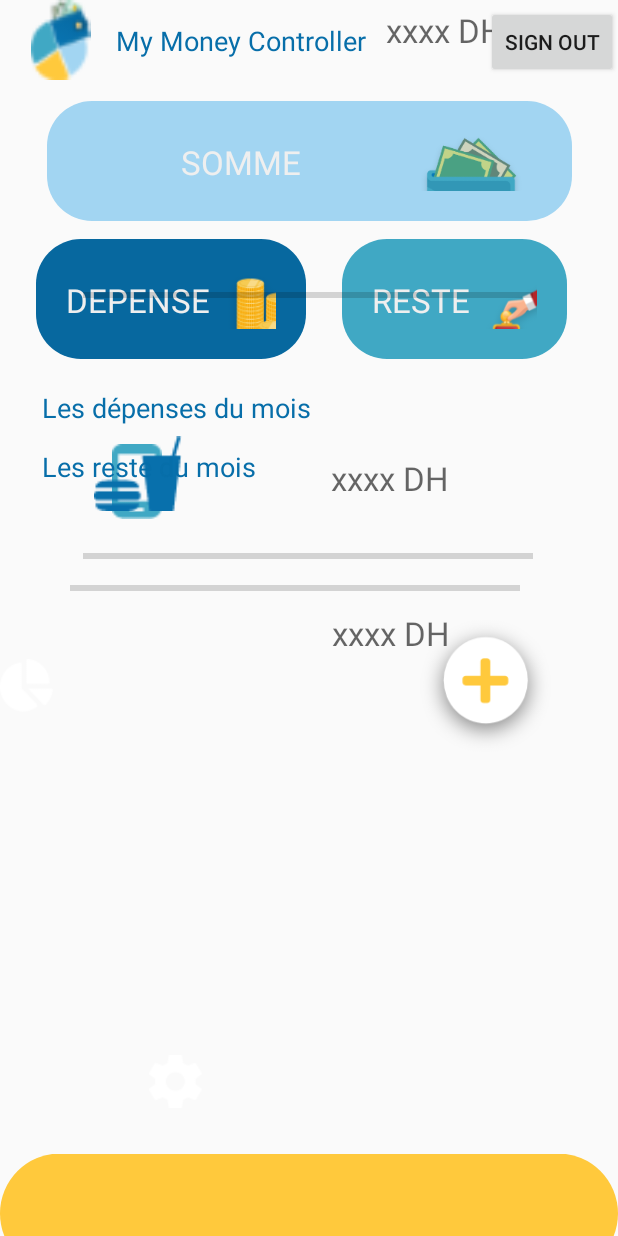
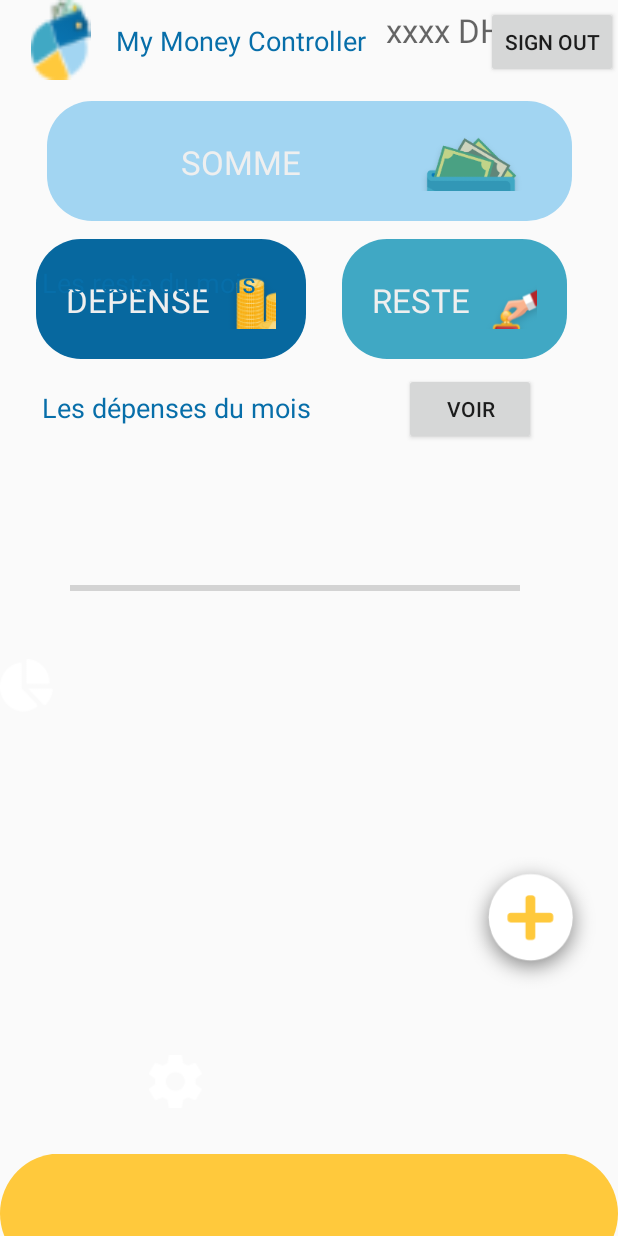
Before and after one commit to Kaoutar-Ahannuk/MiniProjet, an Android app: the S_enregistrerActivity2 screen opened directly, with no data from a screen before it, after a tap on an icon or button, on a phone screen of 412 x 824 dp. Run offline under Robolectric (Android 15) with nearby library versions, the phone set to English and light mode, and no system bars; our stand-ins replace Firebase (no records; nobody signed in at launch, a user with empty details on screens opened directly); 1 statement that could not run was skipped.

Commit message:
FireStore

```diff
--- a/app/src/main/java/com/example/mini_projet/PageActivity.java
+++ b/app/src/main/java/com/example/mini_projet/PageActivity.java
@@ -1,18 +1,31 @@
 package com.example.mini_projet;
 
+import androidx.annotation.NonNull;
 import androidx.appcompat.app.AppCompatActivity;
+import androidx.recyclerview.widget.LinearLayoutManager;
+import androidx.recyclerview.widget.RecyclerView;
 
 import android.content.Intent;
 import android.os.Bundle;
+import android.view.LayoutInflater;
 import android.view.View;
+import android.view.ViewGroup;
 import android.widget.Button;
 import android.widget.EditText;
+import android.widget.TextView;
 
+import com.firebase.ui.firestore.FirestoreRecyclerAdapter;
+import com.firebase.ui.firestore.FirestoreRecyclerOptions;
 import com.google.firebase.auth.FirebaseAuth;
+import com.google.firebase.firestore.FirebaseFirestore;
+import com.google.firebase.firestore.Query;
 
 public class PageActivity extends AppCompatActivity {
-    EditText somme1, reste1, depense1;
-    Button voirPlus, ajout,btn_out;
+    private EditText somme1, reste1, depense1;
+    private Button voirPlus, ajout,btn_out,buttonVoir;
+    private RecyclerView mStoreList;
+    private FirebaseFirestore fStore;
+    FirestoreRecyclerAdapter adapter;
 
     @Override
     protected void onCreate(Bundle savedInstanceState) {
@@ -24,11 +37,41 @@ public class PageActivity extends AppCompatActivity {
         voirPlus=findViewById(R.id.voirPlus);
         ajout=findViewById(R.id.ajout);
         btn_out=findViewById(R.id.out);
+        buttonVoir=findViewById(R.id.buttonVoir);
+        mStoreList=findViewById(R.id.fireStoreList);
 
-        /*somme1.setText(getIntent().getStringExtra("sommeRessources"));
-        depense1.setText(getIntent().getStringExtra("sommeDepenses"));
-        reste1.setText((Integer.parseInt(somme1.getText().toString())-(Integer.parseInt(depense1.getText().toString()))));
-          */
+        fStore = FirebaseFirestore.getInstance();
+        buttonVoir.setOnClickListener(new View.OnClickListener() {
+            @Override
+            public void onClick(View view) {
+                //Query
+                Query query=fStore.collection("users");
+                //Recycler Options
+                FirestoreRecyclerOptions<Model> options=new FirestoreRecyclerOptions.Builder<Model>()
+                        .setQuery(query,Model.class)
+                        .build();
+                adapter= new FirestoreRecyclerAdapter<Model, MViewHolder>(options) {
+                    @NonNull
+                    @Override
+                    public MViewHolder onCreateViewHolder(@NonNull ViewGroup parent, int viewType) {
+                        View view= LayoutInflater.from(parent.getContext()).inflate(R.layout.listitem,parent,false);
+                        return new MViewHolder(view);
+                    }
+
+                    @Override
+                    protected void onBindViewHolder(@NonNull MViewHolder holder, int position, @NonNull Model model) {
+                        //for(int i=0; i<7; i++) {
+                            holder.t1.setText(model.getListDepenses().get(0));
+                            holder.e1.setText(model.getListDepensesValues().get(0));
+                        //}
+                    }
+                };
+                mStoreList.setHasFixedSize(true);
+                mStoreList.setLayoutManager(new LinearLayoutManager(PageActivity.this));
+                mStoreList.setAdapter(adapter);
+            }
+        });
+
 
         btn_out.setOnClickListener(new View.OnClickListener() {
             @Override
@@ -39,4 +82,27 @@ public class PageActivity extends AppCompatActivity {
             }
         });
     }
+
+    private class MViewHolder extends RecyclerView.ViewHolder {
+        private TextView t1;
+        private EditText e1;
+        public MViewHolder(@NonNull View itemView) {
+            super(itemView);
+
+            t1=itemView.findViewById(R.id.t1);
+            e1=itemView.findViewById(R.id.e1);
+        }
+    }
+
+    @Override
+    protected void onStart() {
+        super.onStart();
+        adapter.startListening();
+    }
+
+    @Override
+    protected void onStop() {
+        super.onStop();
+        adapter.stopListening();
+    }
 }
--- a/app/src/main/java/com/example/mini_projet/S_enregistrerActivity2.java
+++ b/app/src/main/java/com/example/mini_projet/S_enregistrerActivity2.java
@@ -82,10 +82,12 @@ public class S_enregistrerActivity2 extends AppCompatActivity {
         userID = fAuth.getCurrentUser().getUid();
         final DocumentReference documentReference = fStore.collection("users").document(userID);
         final Map<String,Object> user = new HashMap<>();
-        final Map<String, String> cheked = new HashMap<>();
+        //final Map<String, String> cheked = new HashMap<>();
 
         final String[] listChecked = new String[3];
-        final String[] listCheckedValues = new String[3];
+        final Integer[] listCheckedValues = new Integer[3];
+        final String[] listCheckedD = new String[7];
+        final Integer[] listCheckedDValues = new Integer[7];
 
         buttonSomme.setOnClickListener(new View.OnClickListener() {
             @Override
@@ -95,20 +97,20 @@ public class S_enregistrerActivity2 extends AppCompatActivity {
                     int sal = Integer.parseInt(salaire.getText().toString());
                     sum += sal;
                     listChecked[0]= String.valueOf(checkSalaire.getText());
-                    listCheckedValues[0]= String.valueOf(salaire.getText());
+                    listCheckedValues[0]= sal;
 
                 }
                 if(checkBourse.isChecked()){
                     int bours = Integer.parseInt(bourse.getText().toString());
                     sum += bours;
                     listChecked[1]= String.valueOf(checkBourse.getText());
-                    listCheckedValues[1]= String.valueOf(bourse.getText());
+                    listCheckedValues[1]= bours;
                 }
                 if(checkAutres.isChecked()){
                     int autre = Integer.parseInt(autres.getText().toString());
                     sum += autre;
                     listChecked[2]= String.valueOf(checkAutres.getText());
-                    listCheckedValues[2]= String.valueOf(autres.getText());
+                    listCheckedValues[2]= autre;
                 }
                 somme.setText(String.valueOf(sum));
                 /*for (int i=0; i<listChecked.length;i++){
@@ -123,30 +125,44 @@ public class S_enregistrerActivity2 extends AppCompatActivity {
                 if(checkTelephone.isChecked()){
                     int tel = Integer.parseInt(Telephone.getText().toString());
                     sum += tel;
+                    listCheckedD[0]= String.valueOf(checkTelephone.getText());
+                    listCheckedDValues[0]= tel;
                 }
                 if(checkFood.isChecked()){
                     int fod = Integer.parseInt(food.getText().toString());
                     sum += fod;
+                    listCheckedD[1]= String.valueOf(checkFood.getText());
+                    listCheckedDValues[1]= fod;
                 }
                 if(checkAutres2.isChecked()){
                     int autre = Integer.parseInt(autres2.getText().toString());
                     sum += autre;
+                    listCheckedD[2]= String.valueOf(checkAutres2.getText());
+                    listCheckedDValues[2]= autre;
                 }
                 if(checkMedicament.isChecked()){
                     int medic = Integer.parseInt(Medicament.getText().toString());
                     sum += medic;
+                    listCheckedD[3]= String.valueOf(checkMedicament.getText());
+                    listCheckedDValues[3]= medic;
                 }
                 if(checkSport.isChecked()){
                     int sp = Integer.parseInt(sport.getText().toString());
                     sum += sp;
+                    listCheckedD[4]= String.valueOf(checkSport.getText());
+                    listCheckedDValues[4]= sp;
                 }
                 if(checkEauElectr.isChecked()){
                     int eauE = Integer.parseInt(eauElect.getText().toString());
                     sum += eauE;
+                    listCheckedD[5]= String.valueOf(checkEauElectr.getText());
+                    listCheckedDValues[5]= eauE;
                 }
                 if(checkArgentDePoche.isChecked()){
                     int argent = Integer.parseInt(argentPoche.getText().toString());
                     sum += argent;
+                    listCheckedD[6]= String.valueOf(checkArgentDePoche.getText());
+                    listCheckedDValues[6]= argent;
                 }
                 somme2.setText(String.valueOf(sum));
             }
@@ -160,16 +176,19 @@ public class S_enregistrerActivity2 extends AppCompatActivity {
                 Intent x=getIntent();
                 String sumRess = somme.getText().toString();
                 String sumDepenses= somme2.getText().toString();
-                List<String> tags = Arrays.asList(listChecked);
-                List<String> tags2 = Arrays.asList(listCheckedValues);
-
+                List<String> ressources = Arrays.asList(listChecked);
+                List<Integer> ressources2 = Arrays.asList(listCheckedValues);
+                List<String> depenses = Arrays.asList(listCheckedD);
+                List<Integer> depenses2 = Arrays.asList(listCheckedDValues);
 
                 //user.put("Nom Complet",x.getStringExtra("Nom_Complet"));
                 user.put("email",x.getStringExtra("email"));
-                user.put("Somme Ressources",sumRess);
-                user.put("Somme Depenses",sumDepenses);
-                user.put("listChecked",tags);
-                user.put("listValues",tags2);
+                user.put("SommeRessources",sumRess);
+                user.put("SommeDepenses",sumDepenses);
+                user.put("listRessources",ressources);
+                user.put("listRessourcesValues",ressources2);
+                user.put("listDepenses",depenses);
+                user.put("listDepensesValues",depenses2);
 
                 documentReference.set(user).addOnSuccessListener(new OnSuccessListener<Void>() {
                     @Override
--- a/app/src/main/res/layout/activity_page.xml
+++ b/app/src/main/res/layout/activity_page.xml
@@ -178,9 +178,10 @@
         android:layout_width="100dp"
         android:layout_height="100dp"
         android:background="@drawable/group_29"
+        app:layout_constraintBottom_toBottomOf="parent"
         app:layout_constraintEnd_toEndOf="parent"
-        app:layout_constraintHorizontal_bias="0.862"
-        app:layout_constraintStart_toEndOf="@+id/imageButton3"
+        app:layout_constraintHorizontal_bias="0.974"
+        app:layout_constraintStart_toStartOf="parent"
         app:layout_constraintTop_toBottomOf="@+id/progressBar3"
         tools:ignore="MissingConstraints" />
 
@@ -235,99 +236,6 @@
         app:layout_constraintVertical_bias="0.777"
         tools:ignore="MissingConstraints" />
 
-    <ImageView
-        android:id="@+id/imageView3"
-        android:layout_width="80dp"
-        android:layout_height="50dp"
-        android:layout_marginTop="12dp"
-        android:layout_marginEnd="76dp"
-        android:layout_marginRight="76dp"
-        app:layout_constraintEnd_toEndOf="@id/textView15"
-        app:layout_constraintHorizontal_bias="1.0"
-        app:layout_constraintStart_toStartOf="parent"
-        app:layout_constraintTop_toBottomOf="@+id/textView15"
-        app:srcCompat="@drawable/icon_material_phone_android"
-        tools:ignore="MissingConstraints" />
-
-    <TextView
-        android:id="@+id/textView18"
-        android:layout_width="150dp"
-        android:layout_height="40dp"
-        android:gravity="center_horizontal|center_vertical"
-        android:hint="xxxx DH"
-        android:textAppearance="@style/TextAppearance.AppCompat.Large"
-        app:layout_constraintBottom_toTopOf="@+id/progressBar2"
-        app:layout_constraintEnd_toEndOf="parent"
-        app:layout_constraintHorizontal_bias="0.414"
-        app:layout_constraintStart_toEndOf="@+id/imageView3"
-        app:layout_constraintTop_toBottomOf="@+id/linearLayout3"
-        app:layout_constraintVertical_bias="0.772"
-        tools:ignore="MissingConstraints" />
-
-    <ProgressBar
-        android:id="@+id/progressBar2"
-        style="?android:attr/progressBarStyleHorizontal"
-        android:layout_width="300dp"
-        android:layout_height="30dp"
-        android:layout_marginTop="10dp"
-        app:layout_constraintEnd_toEndOf="parent"
-        app:layout_constraintHorizontal_bias="0.495"
-        app:layout_constraintStart_toStartOf="parent"
-        app:layout_constraintTop_toBottomOf="@+id/imageView3" />
-
-    <ImageView
-        android:id="@+id/imageView4"
-        android:layout_width="80dp"
-        android:layout_height="50dp"
-        android:layout_marginStart="52dp"
-        android:layout_marginLeft="52dp"
-        android:layout_marginEnd="228dp"
-        android:layout_marginRight="228dp"
-        app:layout_constraintBottom_toTopOf="@+id/progressBar"
-        app:layout_constraintHorizontal_bias="0.978"
-        app:layout_constraintStart_toStartOf="parent"
-        app:layout_constraintTop_toBottomOf="@+id/progressBar2"
-        app:layout_constraintVertical_bias="0.375"
-        app:srcCompat="@drawable/icon_map_food"
-        tools:ignore="MissingConstraints" />
-
-    <TextView
-        android:id="@+id/textView11"
-        android:layout_width="150dp"
-        android:layout_height="40dp"
-        android:layout_marginTop="16dp"
-        android:gravity="center_horizontal|center_vertical"
-        android:hint="xxxx DH"
-        android:textAppearance="@style/TextAppearance.AppCompat.Large"
-        app:layout_constraintEnd_toEndOf="parent"
-        app:layout_constraintHorizontal_bias="0.417"
-        app:layout_constraintStart_toEndOf="@+id/imageView4"
-        app:layout_constraintTop_toBottomOf="@+id/progressBar2"
-        tools:ignore="MissingConstraints" />
-
-    <ProgressBar
-        android:id="@+id/progressBar"
-        style="?android:attr/progressBarStyleHorizontal"
-        android:layout_width="300dp"
-        android:layout_height="30dp"
-        app:layout_constraintBottom_toTopOf="@+id/voirPlus"
-        app:layout_constraintEnd_toEndOf="parent"
-        app:layout_constraintHorizontal_bias="0.495"
-        app:layout_constraintStart_toStartOf="parent"
-        app:layout_constraintTop_toBottomOf="@+id/textView11" />
-
-
-    <Button
-        android:id="@+id/voirPlus"
-        android:layout_width="100dp"
-        android:layout_height="wrap_content"
-        android:background="@drawable/group_28"
-        android:translationX="-50dp"
-        app:layout_constraintBottom_toTopOf="@+id/textView19"
-        app:layout_constraintEnd_toEndOf="parent"
-        app:layout_constraintHorizontal_bias="1.0"
-        app:layout_constraintStart_toStartOf="parent"
-        tools:ignore="MissingConstraints" />
 
     <TextView
         android:id="@+id/textView16"
@@ -335,14 +243,12 @@
         android:layout_height="wrap_content"
         android:layout_marginStart="28dp"
         android:layout_marginLeft="28dp"
-        android:layout_marginTop="28dp"
         android:text="Les reste du mois"
         android:textAppearance="@style/TextAppearance.AppCompat.Medium"
         android:textColor="@color/colorPrimaryDark"
         app:layout_constraintBottom_toTopOf="@+id/progressBar3"
         app:layout_constraintStart_toStartOf="parent"
-        app:layout_constraintTop_toBottomOf="@id/progressBar"
-        app:layout_constraintVertical_bias="0.523"
+        app:layout_constraintTop_toTopOf="@+id/textView19"
         tools:ignore="MissingConstraints" />
 
     <TextView
@@ -380,5 +286,29 @@
         app:layout_constraintStart_toStartOf="parent"
         app:layout_constraintTop_toTopOf="parent" />
 
+    <androidx.recyclerview.widget.RecyclerView
+        android:id="@+id/fireStoreList"
+        android:layout_width="384dp"
+        android:layout_height="227dp"
+        android:layout_marginTop="28dp"
+        app:layout_constraintBottom_toTopOf="@+id/textView16"
+        app:layout_constraintEnd_toEndOf="parent"
+        app:layout_constraintHorizontal_bias="0.407"
+        app:layout_constraintStart_toStartOf="parent"
+        app:layout_constraintTop_toBottomOf="@+id/textView15"
+        app:layout_constraintVertical_bias="0.052" />
+
+    <Button
+        android:id="@+id/buttonVoir"
+        android:layout_width="wrap_content"
+        android:layout_height="wrap_content"
+        android:layout_marginTop="12dp"
+        android:text="Voir"
+        app:layout_constraintBottom_toTopOf="@+id/fireStoreList"
+        app:layout_constraintEnd_toEndOf="parent"
+        app:layout_constraintHorizontal_bias="0.529"
+        app:layout_constraintStart_toEndOf="@+id/textView15"
+        app:layout_constraintTop_toBottomOf="@+id/linearLayout3" />
+
 
 </androidx.constraintlayout.widget.ConstraintLayout>
```
Also changed, not shown: app/build.gradle (+11 -0 lines), app/src/main/java/com/example/mini_projet/Model.java (added, +57 -0 lines), app/src/main/res/layout/listitem.xml (added, +32 -0 lines).
